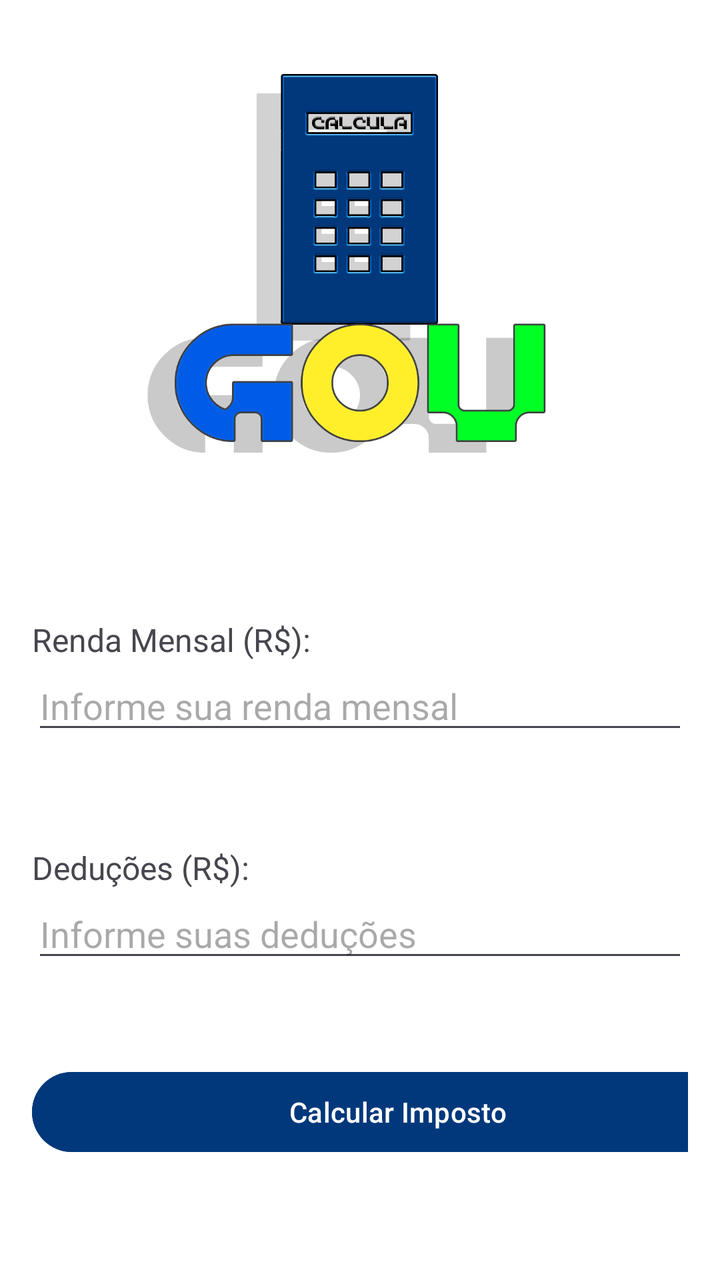
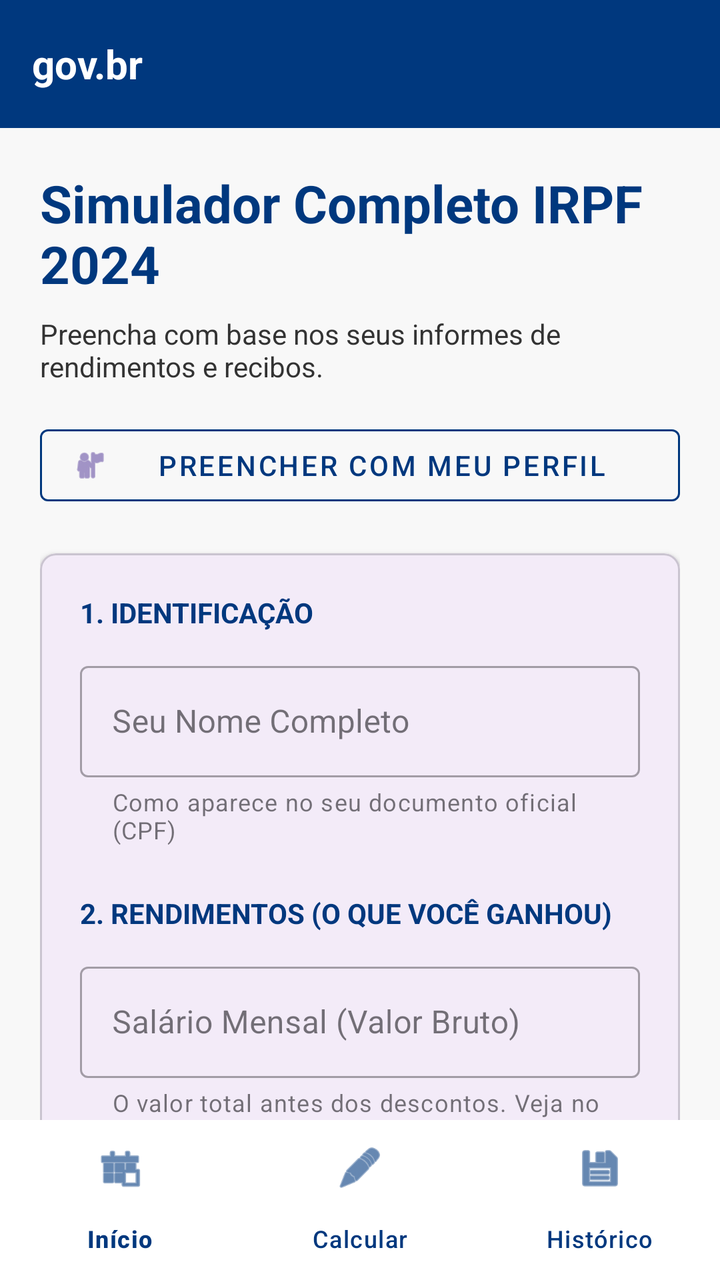

The first picture is an Android layout as it rendered before a commit; the second is the same layout after the commit. The layout source and the unified diff follow.
<!-- AndroidManifest.xml: application theme Theme.CalcGov -->
<!-- res/layout/activity_calculo_imposto_renda.xml -->
<?xml version="1.0" encoding="utf-8"?>
<LinearLayout xmlns:android="http://schemas.android.com/apk/res/android"
    xmlns:app="http://schemas.android.com/apk/res-auto"
    xmlns:tools="http://schemas.android.com/tools"
    android:layout_width="match_parent"
    android:layout_height="match_parent"
    android:background="#FFFFFF"
    android:backgroundTint="#FFFFFF"
    android:orientation="vertical"
    android:padding="16dp"
    tools:context=".CalculoImpostoRendaActivity">

    <ImageView
        android:id="@+id/imageView2"
        android:layout_width="match_parent"
        android:layout_height="226dp"
        app:srcCompat="@drawable/calcgovlogo"
        tools:layout_editor_absoluteX="0dp"
        tools:layout_editor_absoluteY="0dp" />

    <androidx.constraintlayout.widget.ConstraintLayout
        android:layout_width="match_parent"
        android:layout_height="67dp">

    </androidx.constraintlayout.widget.ConstraintLayout>

    <TextView
        android:id="@+id/textViewRenda"
        android:layout_width="wrap_content"
        android:layout_height="wrap_content"
        android:text="Renda Mensal (R$):"
        android:textSize="16sp"
        tools:ignore="MissingConstraints" />

    <EditText
        android:id="@+id/editTextRenda"
        android:layout_width="match_parent"
        android:layout_height="wrap_content"
        android:hint="Informe sua renda mensal"
        android:inputType="numberDecimal"
        tools:ignore="MissingConstraints" />

    <androidx.constraintlayout.widget.ConstraintLayout
        android:layout_width="match_parent"
        android:layout_height="51dp">

    </androidx.constraintlayout.widget.ConstraintLayout>

    <TextView
        android:id="@+id/textViewDeducoes"
        android:layout_width="wrap_content"
        android:layout_height="wrap_content"
        android:text="Deduções (R$):"
        android:textSize="16sp"
        tools:ignore="MissingConstraints" />

    <EditText
        android:id="@+id/editTextDeducoes"
        android:layout_width="match_parent"
        android:layout_height="wrap_content"
        android:hint="Informe suas deduções"
        android:inputType="numberDecimal"
        tools:ignore="MissingConstraints" />

    <androidx.constraintlayout.widget.ConstraintLayout
        android:layout_width="match_parent"
        android:layout_height="46dp">

    </androidx.constraintlayout.widget.ConstraintLayout>

    <Button
        android:id="@+id/buttonCalcular"
        android:layout_width="366dp"
        android:layout_height="wrap_content"
        android:backgroundTint="#00387B"
        android:onClick="calcularImposto"
        android:text="Calcular Imposto"
        tools:ignore="MissingConstraints" />

    <androidx.constraintlayout.widget.ConstraintLayout
        android:layout_width="match_parent"
        android:layout_height="85dp">

    </androidx.constraintlayout.widget.ConstraintLayout>

    <Button
        android:id="@+id/VoltarHome"
        android:layout_width="wrap_content"
        android:layout_height="wrap_content"
        android:backgroundTint="#00387B"
        android:text="voltar" />


</LinearLayout>
<!-- resources referenced by this layout -->
<resources>
  <!-- drawable calcgovlogo: png bitmap (drawable, 54355 bytes) -->
  <style name="Theme.CalcGov" parent="Base.Theme.CalcGov" />
  <style name="Base.Theme.CalcGov" parent="Theme.Material3.DayNight.NoActionBar">
          
          
      </style>
</resources>

<!-- the commit's change to res/layout/activity_calculo_imposto_renda.xml (unified diff, before → after) -->
@@ -1,94 +1,309 @@
 <?xml version="1.0" encoding="utf-8"?>
-<LinearLayout xmlns:android="http://schemas.android.com/apk/res/android"
+<androidx.coordinatorlayout.widget.CoordinatorLayout xmlns:android="http://schemas.android.com/apk/res/android"
     xmlns:app="http://schemas.android.com/apk/res-auto"
     xmlns:tools="http://schemas.android.com/tools"
     android:layout_width="match_parent"
     android:layout_height="match_parent"
-    android:background="#FFFFFF"
-    android:backgroundTint="#FFFFFF"
-    android:orientation="vertical"
-    android:padding="16dp"
+    android:background="@color/gov_gray_light"
     tools:context=".CalculoImpostoRendaActivity">
 
-    <ImageView
-        android:id="@+id/imageView2"
-        android:layout_width="match_parent"
-        android:layout_height="226dp"
-        app:srcCompat="@drawable/calcgovlogo"
-        tools:layout_editor_absoluteX="0dp"
-        tools:layout_editor_absoluteY="0dp" />
-
-    <androidx.constraintlayout.widget.ConstraintLayout
-        android:layout_width="match_parent"
-        android:layout_height="67dp">
-
-    </androidx.constraintlayout.widget.ConstraintLayout>
-
-    <TextView
-        android:id="@+id/textViewRenda"
-        android:layout_width="wrap_content"
-        android:layout_height="wrap_content"
-        android:text="Renda Mensal (R$):"
-        android:textSize="16sp"
-        tools:ignore="MissingConstraints" />
-
-    <EditText
-        android:id="@+id/editTextRenda"
+    <com.google.android.material.appbar.AppBarLayout
         android:layout_width="match_parent"
         android:layout_height="wrap_content"
-        android:hint="Informe sua renda mensal"
-        android:inputType="numberDecimal"
-        tools:ignore="MissingConstraints" />
-
-    <androidx.constraintlayout.widget.ConstraintLayout
+        android:background="@color/gov_blue">
+        <androidx.appcompat.widget.Toolbar
+            android:layout_width="match_parent"
+            android:layout_height="?attr/actionBarSize">
+            <TextView
+                android:layout_width="wrap_content"
+                android:layout_height="wrap_content"
+                android:text="gov.br"
+                android:textColor="@color/white"
+                android:textSize="20sp"
+                android:textStyle="bold" />
+        </androidx.appcompat.widget.Toolbar>
+    </com.google.android.material.appbar.AppBarLayout>
+
+    <androidx.core.widget.NestedScrollView
         android:layout_width="match_parent"
-        android:layout_height="51dp">
-
-    </androidx.constraintlayout.widget.ConstraintLayout>
-
-    <TextView
-        android:id="@+id/textViewDeducoes"
-        android:layout_width="wrap_content"
-        android:layout_height="wrap_content"
-        android:text="Deduções (R$):"
-        android:textSize="16sp"
-        tools:ignore="MissingConstraints" />
-
-    <EditText
-        android:id="@+id/editTextDeducoes"
+        android:layout_height="match_parent"
+        app:layout_behavior="@string/appbar_scrolling_view_behavior">
+
+        <LinearLayout
+            android:layout_width="match_parent"
+            android:layout_height="wrap_content"
+            android:orientation="vertical"
+            android:padding="20dp">
+
+            <TextView
+                android:layout_width="match_parent"
+                android:layout_height="wrap_content"
+                android:text="Simulador Completo IRPF 2024"
+                android:textColor="@color/gov_blue"
+                android:textSize="26sp"
+                android:textStyle="bold" />
+
+            <TextView
+                android:layout_width="match_parent"
+                android:layout_height="wrap_content"
+                android:layout_marginTop="8dp"
+                android:text="Preencha com base nos seus informes de rendimentos e recibos."
+                android:textColor="@color/gov_text_gray"
+                android:textSize="14sp" />
+
+            <Button
+                android:id="@+id/buttonAutoPreencher"
+                style="@style/Widget.MaterialComponents.Button.OutlinedButton"
+                android:layout_width="match_parent"
+                android:layout_height="wrap_content"
+                android:layout_marginTop="16dp"
+                android:text="Preencher com meu perfil"
+                android:textColor="@color/gov_blue"
+                app:icon="@android:drawable/ic_menu_myplaces"
+                app:strokeColor="@color/gov_blue" />
+
+            <com.google.android.material.card.MaterialCardView
+                android:layout_width="match_parent"
+                android:layout_height="wrap_content"
+                android:layout_marginTop="20dp"
+                app:cardCornerRadius="8dp"
+                app:cardElevation="2dp">
+
+                <LinearLayout
+                    android:layout_width="match_parent"
+                    android:layout_height="wrap_content"
+                    android:orientation="vertical"
+                    android:padding="20dp">
+
+                    
+                    <TextView
+                        android:layout_width="wrap_content"
+                        android:layout_height="wrap_content"
+                        android:text="1. IDENTIFICAÇÃO"
+                        android:textColor="@color/gov_blue"
+                        android:textStyle="bold"
+                        android:layout_marginBottom="12dp"/>
+
+                    <com.google.android.material.textfield.TextInputLayout
+                        style="@style/Widget.MaterialComponents.TextInputLayout.OutlinedBox"
+                        android:layout_width="match_parent"
+                        android:layout_height="wrap_content"
+                        android:hint="Seu Nome Completo"
+                        app:helperText="Como aparece no seu documento oficial (CPF)">
+                        <com.google.android.material.textfield.TextInputEditText
+                            android:id="@+id/editTextNome"
+                            android:layout_width="match_parent"
+                            android:layout_height="wrap_content"
+                            android:inputType="textPersonName" />
+                    </com.google.android.material.textfield.TextInputLayout>
+
+                    
+                    <TextView
+                        android:layout_width="wrap_content"
+                        android:layout_height="wrap_content"
+                        android:text="2. RENDIMENTOS (O QUE VOCÊ GANHOU)"
+                        android:textColor="@color/gov_blue"
+                        android:textStyle="bold"
+                        android:layout_marginTop="24dp"
+                        android:layout_marginBottom="12dp"/>
+
+                    <com.google.android.material.textfield.TextInputLayout
+                        style="@style/Widget.MaterialComponents.TextInputLayout.OutlinedBox"
+                        android:layout_width="match_parent"
+                        android:layout_height="wrap_content"
+                        android:hint="Salário Mensal (Valor Bruto)"
+                        app:helperText="O valor total antes dos descontos. Veja no seu informe anual ou holerite.">
+                        <com.google.android.material.textfield.TextInputEditText
+                            android:id="@+id/editTextRenda"
+                            android:layout_width="match_parent"
+                            android:layout_height="wrap_content"
+                            android:inputType="numberDecimal" />
+                    </com.google.android.material.textfield.TextInputLayout>
+
+                    <com.google.android.material.textfield.TextInputLayout
+                        style="@style/Widget.MaterialComponents.TextInputLayout.OutlinedBox"
+                        android:layout_width="match_parent"
+                        android:layout_height="wrap_content"
+                        android:layout_marginTop="12dp"
+                        android:hint="Outros Ganhos (Extras)"
+                        app:helperText="Soma de aluguéis recebidos, freelancers ou bônus.">
+                        <com.google.android.material.textfield.TextInputEditText
+                            android:id="@+id/editTextOutrosRendimentos"
+                            android:layout_width="match_parent"
+                            android:layout_height="wrap_content"
+                            android:inputType="numberDecimal" />
+                    </com.google.android.material.textfield.TextInputLayout>
+
+                    
+                    <TextView
+                        android:layout_width="wrap_content"
+                        android:layout_height="wrap_content"
+                        android:text="3. DEDUÇÕES (O QUE DIMINUI O IMPOSTO)"
+                        android:textColor="@color/gov_blue"
+                        android:textStyle="bold"
+                        android:layout_marginTop="24dp"
+                        android:layout_marginBottom="12dp"/>
+
+                    <com.google.android.material.textfield.TextInputLayout
+                        style="@style/Widget.MaterialComponents.TextInputLayout.OutlinedBox"
+                        android:layout_width="match_parent"
+                        android:layout_height="wrap_content"
+                        android:hint="Desconto do INSS"
+                        app:helperText="Veja o campo 'Previdência Oficial' no seu contracheque mensal.">
+                        <com.google.android.material.textfield.TextInputEditText
+                            android:id="@+id/editTextPrevidencia"
+                            android:layout_width="match_parent"
+                            android:layout_height="wrap_content"
+                            android:inputType="numberDecimal" />
+                    </com.google.android.material.textfield.TextInputLayout>
+
+                    <com.google.android.material.textfield.TextInputLayout
+                        style="@style/Widget.MaterialComponents.TextInputLayout.OutlinedBox"
+                        android:layout_width="match_parent"
+                        android:layout_height="wrap_content"
+                        android:layout_marginTop="12dp"
+                        android:hint="Quantos dependentes você tem?"
+                        app:helperText="Ex: Filhos, pais ou cônjuge. Cada um abate R$ 189,59 do imposto.">
+                        <com.google.android.material.textfield.TextInputEditText
+                            android:id="@+id/editTextDependentes"
+                            android:layout_width="match_parent"
+                            android:layout_height="wrap_content"
+                            android:inputType="number" />
+                    </com.google.android.material.textfield.TextInputLayout>
+
+                    <com.google.android.material.textfield.TextInputLayout
+                        style="@style/Widget.MaterialComponents.TextInputLayout.OutlinedBox"
+                        android:layout_width="match_parent"
+                        android:layout_height="wrap_content"
+                        android:layout_marginTop="12dp"
+                        android:hint="Gastos com Saúde"
+                        app:helperText="Ex: Plano de saúde, dentista, médicos e exames (guarde os recibos).">
+                        <com.google.android.material.textfield.TextInputEditText
+                            android:id="@+id/editTextSaude"
+                            android:layout_width="match_parent"
+                            android:layout_height="wrap_content"
+                            android:inputType="numberDecimal" />
+                    </com.google.android.material.textfield.TextInputLayout>
+
+                    <com.google.android.material.textfield.TextInputLayout
+                        style="@style/Widget.MaterialComponents.TextInputLayout.OutlinedBox"
+                        android:layout_width="match_parent"
+                        android:layout_height="wrap_content"
+                        android:layout_marginTop="12dp"
+                        android:hint="Educação ou Pensão Paga"
+                        app:helperText="Ex: Escola, Faculdade ou Pensão Alimentícia definida por juiz.">
+                        <com.google.android.material.textfield.TextInputEditText
+                            android:id="@+id/editTextEduPensao"
+                            android:layout_width="match_parent"
+                            android:layout_height="wrap_content"
+                            android:inputType="numberDecimal" />
+                    </com.google.android.material.textfield.TextInputLayout>
+
+                    
+                    <TextView
+                        android:layout_width="wrap_content"
+                        android:layout_height="wrap_content"
+                        android:text="4. IMPOSTO JÁ PAGO (IRRF)"
+                        android:textColor="@color/gov_blue"
+                        android:textStyle="bold"
+                        android:layout_marginTop="24dp"
+                        android:layout_marginBottom="12dp"/>
+
+                    <com.google.android.material.textfield.TextInputLayout
+                        style="@style/Widget.MaterialComponents.TextInputLayout.OutlinedBox"
+                        android:layout_width="match_parent"
+                        android:layout_height="wrap_content"
+                        android:hint="Imposto já descontado (IRRF)"
+                        app:helperText="Procure por 'IRRF' no seu holerite. É o que você já pagou durante o ano.">
+                        <com.google.android.material.textfield.TextInputEditText
+                            android:id="@+id/editTextIRRF"
+                            android:layout_width="match_parent"
+                            android:layout_height="wrap_content"
+                            android:inputType="numberDecimal" />
+                    </com.google.android.material.textfield.TextInputLayout>
+
+                    <Button
+                        android:id="@+id/buttonCalcular"
+                        android:layout_width="match_parent"
+                        android:layout_height="60dp"
+                        android:layout_marginTop="32dp"
+                        android:backgroundTint="@color/gov_blue"
+                        android:text="REALIZAR CÁLCULO PROFISSIONAL"
+                        android:textStyle="bold"
+                        app:cornerRadius="8dp" />
+
+                </LinearLayout>
+            </com.google.android.material.card.MaterialCardView>
+
+            
+            <com.google.android.material.card.MaterialCardView
+                android:id="@+id/cardUltimoResultado"
+                android:layout_width="match_parent"
+                android:layout_height="wrap_content"
+                android:layout_marginTop="20dp"
+                android:visibility="gone"
+                app:cardCornerRadius="8dp"
+                app:cardElevation="4dp"
+                app:strokeColor="@color/gov_blue"
+                app:strokeWidth="1dp">
+
+                <LinearLayout
+                    android:layout_width="match_parent"
+                    android:layout_height="wrap_content"
+                    android:orientation="vertical"
+                    android:padding="20dp"
+                    android:background="#F4F8FB">
+
+                    <TextView
+                        android:layout_width="wrap_content"
+                        android:layout_height="wrap_content"
+                        android:text="PARECER DO CONTADOR DIGITAL"
+                        android:textColor="@color/gov_blue"
+                        android:textStyle="bold"
+                        android:layout_marginBottom="12dp"/>
+
+                    <TextView
+                        android:id="@+id/textResumoResultado"
+                        android:layout_width="match_parent"
+                        android:layout_height="wrap_content"
+                        android:textColor="@color/gov_text_gray"
+                        android:lineSpacingExtra="6dp"
+                        android:textSize="15sp" />
+
+                    <Button
+                        android:id="@+id/buttonDownloadPDF"
+                        style="@style/Widget.MaterialComponents.Button.OutlinedButton"
+                        android:layout_width="match_parent"
+                        android:layout_height="wrap_content"
+                        android:layout_marginTop="20dp"
+                        android:text="BAIXAR RECIBO COMPLETO (PDF)"
+                        android:textStyle="bold"
+                        app:icon="@android:drawable/ic_menu_save" />
+                </LinearLayout>
+            </com.google.android.material.card.MaterialCardView>
+
+            <Button
+                android:id="@+id/VoltarHome"
+                style="@style/Widget.MaterialComponents.Button.TextButton"
+                android:layout_width="wrap_content"
+                android:layout_height="wrap_content"
+                android:layout_gravity="center"
+                android:layout_marginTop="32dp"
+                android:layout_marginBottom="40dp"
+                android:text="VOLTAR AO MENU"
+                android:textColor="@color/gov_text_gray" />
+
+        </LinearLayout>
+    </androidx.core.widget.NestedScrollView>
+
+    <com.google.android.material.bottomnavigation.BottomNavigationView
+        android:id="@+id/bottomNavigation"
         android:layout_width="match_parent"
         android:layout_height="wrap_content"
-        android:hint="Informe suas deduções"
-        android:inputType="numberDecimal"
-        tools:ignore="MissingConstraints" />
-
-    <androidx.constraintlayout.widget.ConstraintLayout
-        android:layout_width="match_parent"
-        android:layout_height="46dp">
-
-    </androidx.constraintlayout.widget.ConstraintLayout>
-
-    <Button
-        android:id="@+id/buttonCalcular"
-        android:layout_width="366dp"
-        android:layout_height="wrap_content"
-        android:backgroundTint="#00387B"
-        android:onClick="calcularImposto"
-        android:text="Calcular Imposto"
-        tools:ignore="MissingConstraints" />
-
-    <androidx.constraintlayout.widget.ConstraintLayout
-        android:layout_width="match_parent"
-        android:layout_height="85dp">
-
-    </androidx.constraintlayout.widget.ConstraintLayout>
-
-    <Button
-        android:id="@+id/VoltarHome"
-        android:layout_width="wrap_content"
-        android:layout_height="wrap_content"
-        android:backgroundTint="#00387B"
-        android:text="voltar" />
-
-
-</LinearLayout>
+        android:layout_gravity="bottom"
+        android:background="@color/white"
+        app:itemIconTint="@color/gov_blue"
+        app:itemTextColor="@color/gov_blue"
+        app:menu="@menu/bottom_nav_menu" />
+
+</androidx.coordinatorlayout.widget.CoordinatorLayout>
<!-- resource entries referenced after the edit -->
@@ -1,6 +1,9 @@
 <!-- resources referenced by this layout -->
 <resources>
-  <!-- drawable calcgovlogo: png bitmap (drawable, 54355 bytes) -->
+  <color name="gov_blue">#00387E</color>
+  <color name="gov_gray_light">#F8F8F8</color>
+  <color name="gov_text_gray">#333333</color>
+  <color name="white">#FFFFFFFF</color>
   <style name="Theme.CalcGov" parent="Base.Theme.CalcGov" />
   <style name="Base.Theme.CalcGov" parent="Theme.Material3.DayNight.NoActionBar">
           
